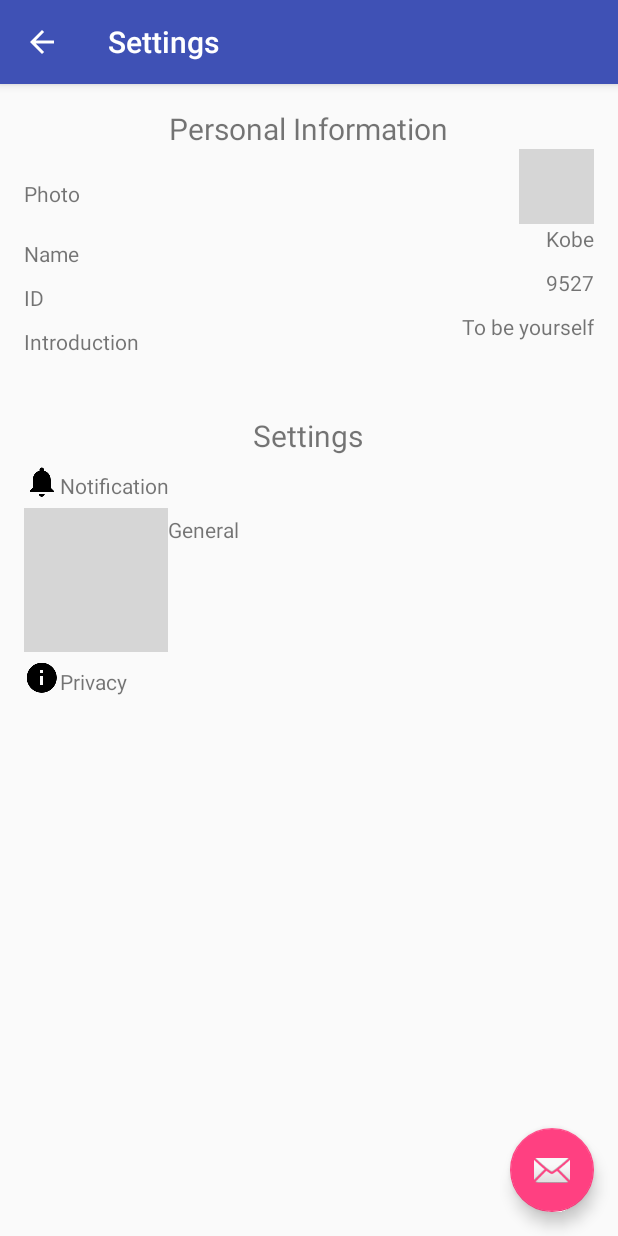
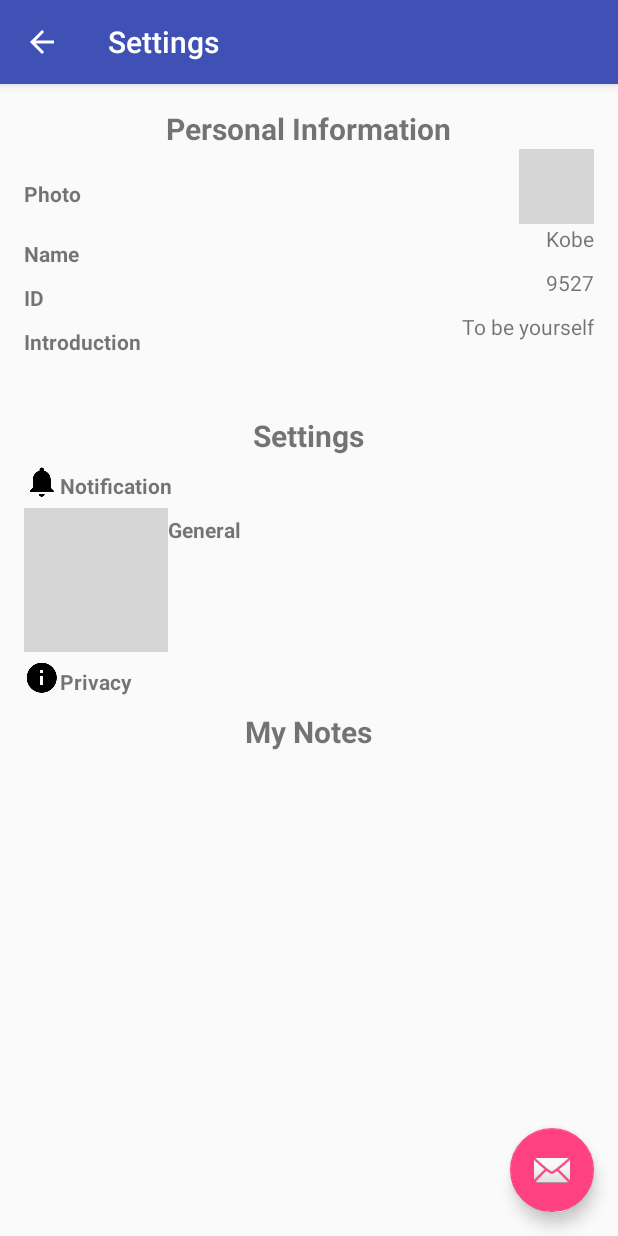
Before and after one commit to sidhappy/18641-Spotgram, an Android app: the SettingsActivity screen opened directly, with no data from a screen before it, on a phone screen of 412 x 824 dp. Run offline under Robolectric (Android 15) with nearby library versions, the phone set to English and light mode, and no system bars; grey boxes are pictures that could not be loaded.

Commit message:
setting update

```diff
--- a/Spotagram/app/src/main/res/layout/content_settings.xml
+++ b/Spotagram/app/src/main/res/layout/content_settings.xml
@@ -4,7 +4,6 @@
     xmlns:tools="http://schemas.android.com/tools"
     android:layout_width="match_parent"
     android:layout_height="match_parent"
-    android:gravity="right"
     android:orientation="vertical"
     android:paddingBottom="@dimen/activity_vertical_margin"
     android:paddingLeft="@dimen/activity_horizontal_margin"
@@ -24,11 +23,13 @@
         <TextView
             android:textSize="20dp"
             android:text="Personal Information"
+            android:textStyle="bold"
             android:layout_gravity="center_horizontal"
             android:layout_columnSpan="2"/>
 
         <TextView
             android:layout_marginTop="10dp"
+            android:textStyle="bold"
             android:layout_gravity="center_vertical"
             android:text="Photo" />
 
@@ -42,7 +43,7 @@
 
         <TextView
             android:layout_marginTop="10dp"
-
+            android:textStyle="bold"
             android:layout_gravity="left"
             android:text="Name" />
 
@@ -56,7 +57,7 @@
 
         <TextView
             android:layout_marginTop="10dp"
-
+            android:textStyle="bold"
             android:layout_gravity="left"
             android:text="ID" />
 
@@ -66,7 +67,7 @@
 
         <TextView
             android:layout_marginTop="10dp"
-
+            android:textStyle="bold"
             android:layout_gravity="left"
             android:text="Introduction" />
 
@@ -85,7 +86,7 @@
 
         <TextView
             android:layout_marginTop="10dp"
-
+            android:textStyle="bold"
             android:textSize="20dp"
             android:layout_gravity="center_horizontal"
             android:text="Settings"
@@ -107,6 +108,7 @@
                 android:layout_marginTop="10dp"
                 android:onClick="set_notify"
                 android:text="Notification"
+                android:textStyle="bold"
                 android:layout_columnSpan="1"/>
         </RelativeLayout>
 
@@ -127,6 +129,7 @@
                 android:layout_marginTop="10dp"
                 android:onClick="set_general"
                 android:text="General"
+                android:textStyle="bold"
                 android:layout_columnSpan="1"/>
         </RelativeLayout>
 
@@ -144,16 +147,22 @@
                 android:layout_width="wrap_content"
                 android:layout_marginTop="10dp"
                 android:layout_toRightOf="@id/pri_image"
-                android:onClick="set_pravicy"
+                android:onClick="set_privacy"
                 android:text="Privacy"
+                android:textStyle="bold"
                 android:layout_columnSpan="1"/>
 
         </RelativeLayout>
 
+        <TextView
+            android:layout_marginTop="10dp"
+            android:textStyle="bold"
+            android:textSize="20dp"
+            android:layout_gravity="center_horizontal"
+            android:text="My Notes"
+            android:onClick="open_Mynotes"
+            android:layout_columnSpan="2"/>
+    </GridLayout>
 
 
-
-
-    </GridLayout>
-
 </LinearLayout>
--- /dev/null
+++ b/Spotagram/app/src/main/res/values/layout-large.xml
@@ -0,0 +1,2 @@
+<?xml version="1.0" encoding="utf-8"?>
+<resources></resources>
--- a/Spotagram/app/src/main/res/values/strings.xml
+++ b/Spotagram/app/src/main/res/values/strings.xml
@@ -169,4 +169,7 @@
     <string name="title_activity_detail">Detail</string>
     <string name="title_activity_near_by">Near By</string>
     <string name="title_activity_main">Spotagram</string>
+
+<!-- TODO: Remove or change this placeholder text -->
+    <string name="hello_blank_fragment">Hello blank fragment</string>
 </resources>
```
Also changed, not shown: Spotagram/app/src/main/java/lgm/cmu/spotagram/ui/SettingsActivity.java (+14 -2 lines), Spotagram/app/src/main/java/lgm/cmu/spotagram/utils/ParameterUtils.java (added, +68 -0 lines), Spotagram/app/src/main/res/layout/fragment_my_notes.xml (added, +9 -0 lines), 1 other file.
